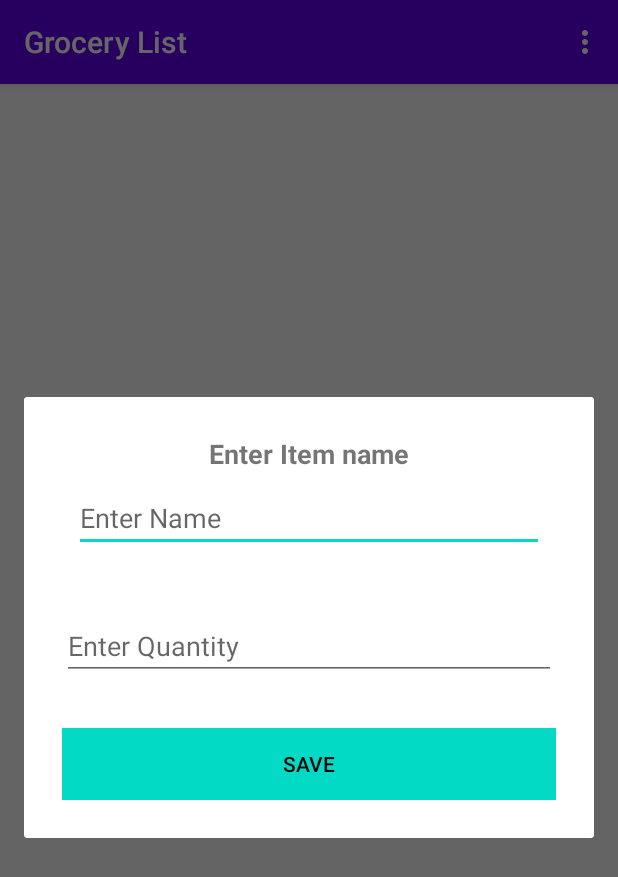
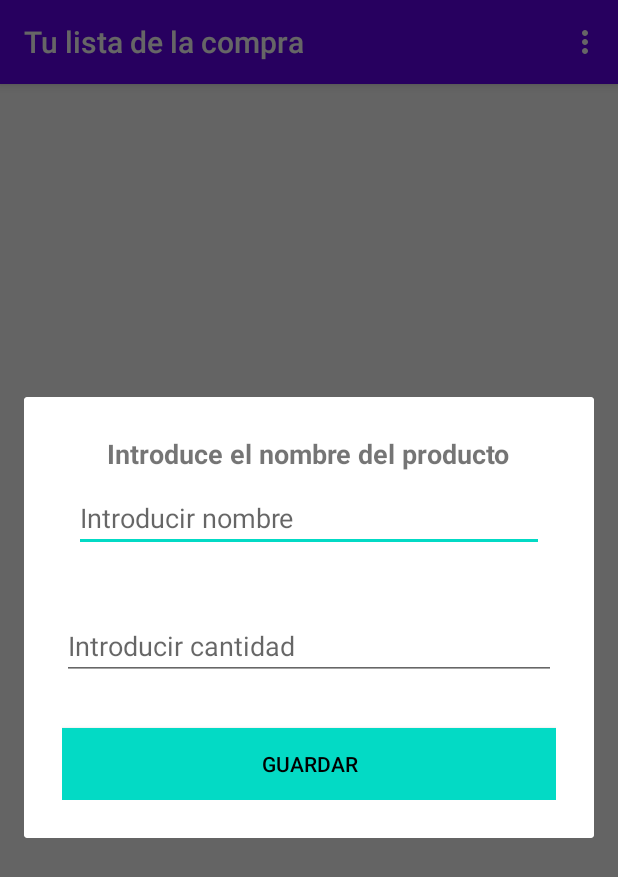
Before and after one commit to MarianoGL15/lista_compra, an Android app: the screen it shows after launch (MainActivity), after a tap on an icon or button, on a phone screen of 412 x 824 dp. Shown: the top 877 px of the screen. Run offline under Robolectric (Android 15) with nearby library versions, the phone set to English and light mode, and no system bars.

Commit message:
no message

```diff
--- a/app/src/main/res/values/strings.xml
+++ b/app/src/main/res/values/strings.xml
@@ -1,13 +1,13 @@
 <resources>
-    <string name="app_name">Grocery List</string>
-    <string name="add_item">Add First Item</string>
-    <string name="enter_item">Enter Item name</string>
-    <string name="hint_item">Enter Name</string>
-    <string name="quantity">Enter Quantity</string>
-    <string name="save_button">Save</string>
+    <string name="app_name">Tu lista de la compra</string>
+    <string name="add_item">Añadir producto</string>
+    <string name="enter_item">Introduce el nombre del producto</string>
+    <string name="hint_item">Introducir nombre</string>
+    <string name="quantity">Introducir cantidad</string>
+    <string name="save_button">Guardar</string>
 
-    <string name="grocery_name">Grocery Name</string>
-    <string name="grocery_qty">Quantity</string>
-    <string name="data_added">Date Added</string>
-    <string name="action_settings">Settings</string>
+    <string name="grocery_name">Lista de la compra</string>
+    <string name="grocery_qty">Cantidad</string>
+    <string name="data_added">Fecha añadida</string>
+    <string name="action_settings">Opciones</string>
 </resources>
```
